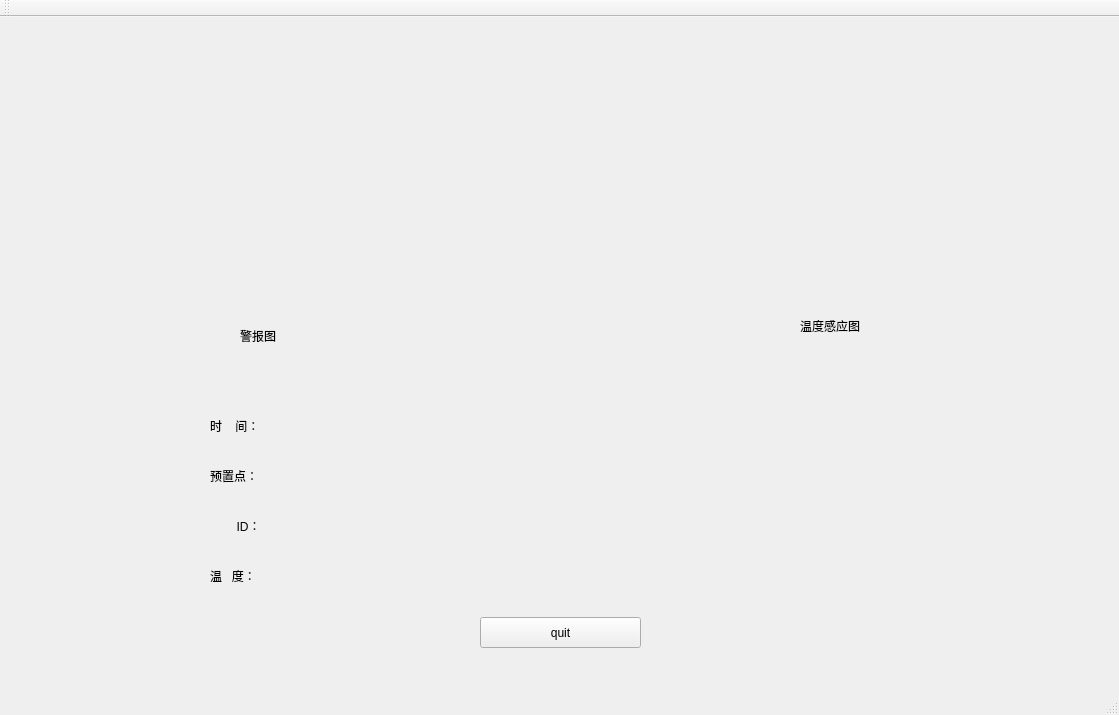
Old version of the form main_window/src/mainwindow.ui in the repository newbie-zju/hk_control_modules.
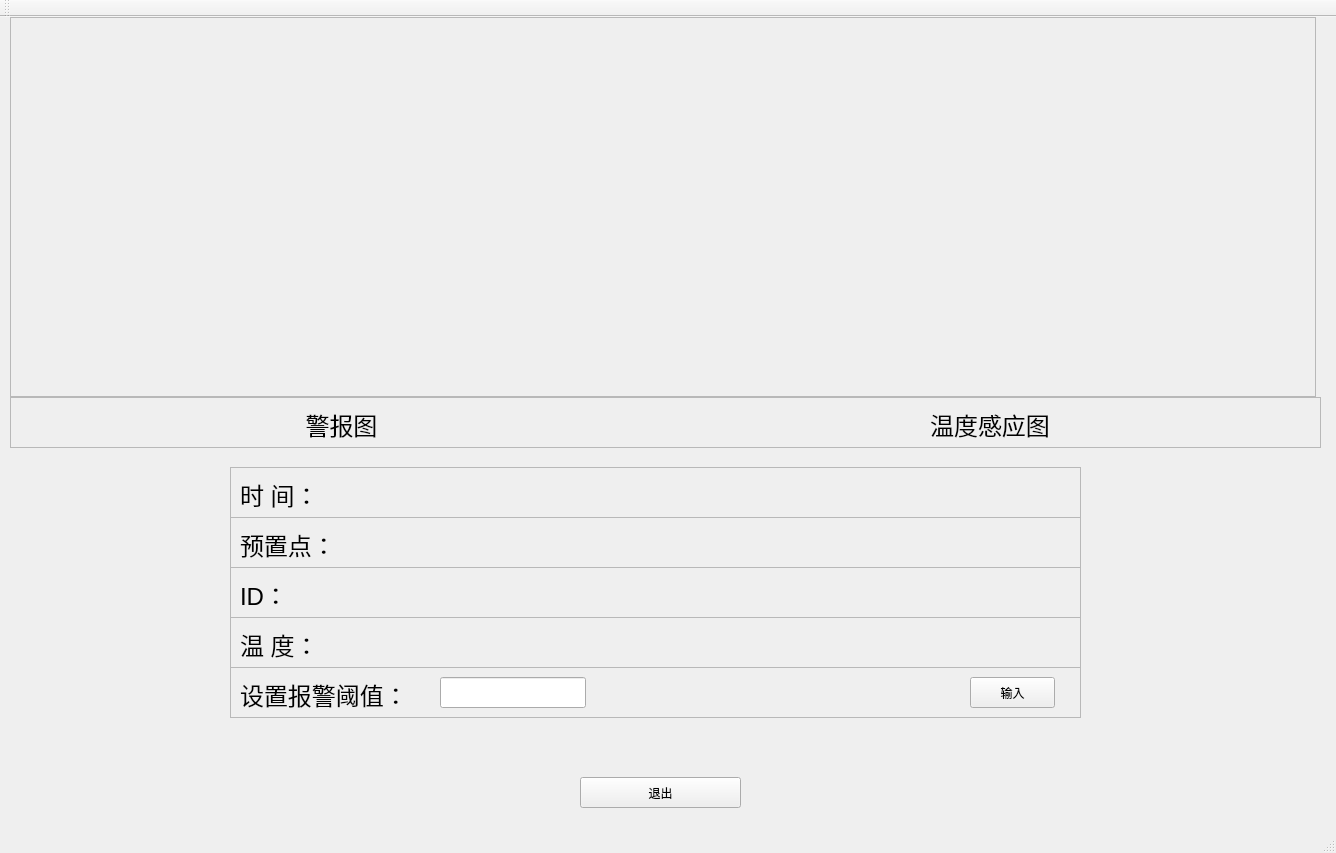
New version of the form.

Patch:
```diff
--- a/main_window/src/mainwindow.ui
+++ b/main_window/src/mainwindow.ui
@@ -6,8 +6,8 @@
    <rect>
     <x>0</x>
     <y>0</y>
-    <width>1119</width>
-    <height>715</height>
+    <width>1336</width>
+    <height>853</height>
    </rect>
   </property>
   <property name="windowTitle">
@@ -17,107 +17,136 @@
    <widget class="QPushButton" name="pushButton">
     <property name="geometry">
      <rect>
-      <x>480</x>
-      <y>600</y>
+      <x>580</x>
+      <y>760</y>
       <width>161</width>
       <height>31</height>
      </rect>
     </property>
     <property name="text">
-     <string>quit</string>
+     <string>退出</string>
     </property>
    </widget>
-   <widget class="QLabel" name="label">
+   <widget class="QFrame" name="frame">
     <property name="geometry">
      <rect>
-      <x>210</x>
-      <y>400</y>
-      <width>67</width>
-      <height>17</height>
+      <x>10</x>
+      <y>0</y>
+      <width>1306</width>
+      <height>380</height>
      </rect>
     </property>
+    <property name="frameShape">
+     <enum>QFrame::StyledPanel</enum>
+    </property>
+    <property name="frameShadow">
+     <enum>QFrame::Raised</enum>
+    </property>
+    <layout class="QHBoxLayout" name="horizontalLayout">
+     <item>
+      <widget class="QLabel" name="label_11">
     <property name="minimumSize">
      <size>
-      <width>67</width>
-      <height>0</height>
-     </size>
-    </property>
+         <width>640</width>
+         <height>360</height>
+        </size>
+       </property>
+       <property name="maximumSize">
+        <size>
+         <width>640</width>
+         <height>360</height>
+        </size>
+       </property>
     <property name="text">
-     <string>时    间：</string>
-    </property>
-   </widget>
-   <widget class="QLabel" name="label_2">
-    <property name="geometry">
-     <rect>
-      <x>210</x>
-      <y>450</y>
-      <width>67</width>
-      <height>17</height>
-     </rect>
-    </property>
+        <string/>
+       </property>
+      </widget>
+     </item>
+     <item>
+      <widget class="QLabel" name="label_12">
+       <property name="minimumSize">
+        <size>
+         <width>640</width>
+         <height>360</height>
+        </size>
+       </property>
+       <property name="maximumSize">
+        <size>
+         <width>640</width>
+         <height>360</height>
+        </size>
+       </property>
     <property name="text">
-     <string>预置点：</string>
-    </property>
-   </widget>
-   <widget class="QLabel" name="label_3">
+        <string/>
+       </property>
+      </widget>
+     </item>
+    </layout>
+   </widget>
+   <widget class="QFrame" name="frame_2">
     <property name="geometry">
      <rect>
-      <x>210</x>
-      <y>500</y>
-      <width>67</width>
-      <height>17</height>
+      <x>10</x>
+      <y>380</y>
+      <width>1311</width>
+      <height>51</height>
      </rect>
     </property>
-    <property name="text">
-     <string>        ID：</string>
+    <property name="frameShape">
+     <enum>QFrame::StyledPanel</enum>
     </property>
-   </widget>
+    <property name="frameShadow">
+     <enum>QFrame::Raised</enum>
+    </property>
    <widget class="QLabel" name="label_4">
     <property name="geometry">
      <rect>
-      <x>240</x>
-      <y>310</y>
-      <width>67</width>
-      <height>17</height>
+       <x>10</x>
+       <y>10</y>
+       <width>643</width>
+       <height>31</height>
      </rect>
     </property>
     <property name="text">
-     <string>警报图</string>
+      <string>&lt;html&gt;&lt;head/&gt;&lt;body&gt;&lt;p align=&quot;center&quot;&gt;&lt;span style=&quot; font-size:18pt;&quot;&gt;警报图&lt;/span&gt;&lt;/p&gt;&lt;/body&gt;&lt;/html&gt;</string>
     </property>
    </widget>
    <widget class="QLabel" name="label_5">
     <property name="geometry">
      <rect>
-      <x>800</x>
-      <y>300</y>
-      <width>111</width>
-      <height>17</height>
+       <x>659</x>
+       <y>10</y>
+       <width>642</width>
+       <height>31</height>
      </rect>
     </property>
     <property name="text">
-     <string>温度感应图</string>
-    </property>
-   </widget>
-   <widget class="QLabel" name="label_6">
+      <string>&lt;html&gt;&lt;head/&gt;&lt;body&gt;&lt;p align=&quot;center&quot;&gt;&lt;span style=&quot; font-size:18pt;&quot;&gt;温度感应图&lt;/span&gt;&lt;/p&gt;&lt;/body&gt;&lt;/html&gt;</string>
+     </property>
+    </widget>
+   </widget>
+   <widget class="QFrame" name="frame_3">
     <property name="geometry">
      <rect>
-      <x>210</x>
-      <y>550</y>
-      <width>67</width>
-      <height>17</height>
+      <x>230</x>
+      <y>450</y>
+      <width>851</width>
+      <height>51</height>
      </rect>
     </property>
-    <property name="text">
-     <string>温   度：</string>
+    <property name="frameShape">
+     <enum>QFrame::StyledPanel</enum>
     </property>
-   </widget>
+    <property name="frameShadow">
+     <enum>QFrame::Raised</enum>
+    </property>
    <widget class="QLabel" name="label_7">
     <property name="geometry">
      <rect>
-      <x>270</x>
-      <y>400</y>
-      <width>681</width>
-      <height>21</height>
+       <x>109</x>
+       <y>10</y>
+       <width>721</width>
+       <height>31</height>
      </rect>
     </property>
     <property name="palette">
@@ -161,95 +190,223 @@
      <string/>
     </property>
    </widget>
+    <widget class="QLabel" name="label">
+     <property name="geometry">
+      <rect>
+       <x>10</x>
+       <y>10</y>
+       <width>71</width>
+       <height>31</height>
+      </rect>
+     </property>
+     <property name="minimumSize">
+      <size>
+       <width>67</width>
+       <height>0</height>
+      </size>
+     </property>
+     <property name="text">
+      <string notr="true">&lt;html&gt;&lt;head/&gt;&lt;body&gt;&lt;p&gt;&lt;span style=&quot; font-size:18pt;&quot;&gt;时    间：&lt;/span&gt;&lt;/p&gt;&lt;/body&gt;&lt;/html&gt;</string>
+     </property>
+     <property name="textFormat">
+      <enum>Qt::RichText</enum>
+     </property>
+     <property name="alignment">
+      <set>Qt::AlignLeading|Qt::AlignLeft|Qt::AlignVCenter</set>
+     </property>
+     <property name="textInteractionFlags">
+      <set>Qt::TextEditable|Qt::TextSelectableByMouse</set>
+     </property>
+    </widget>
+   </widget>
+   <widget class="QFrame" name="frame_5">
+    <property name="geometry">
+     <rect>
+      <x>230</x>
+      <y>500</y>
+      <width>851</width>
+      <height>51</height>
+     </rect>
+    </property>
+    <property name="frameShape">
+     <enum>QFrame::StyledPanel</enum>
+    </property>
+    <property name="frameShadow">
+     <enum>QFrame::Raised</enum>
+    </property>
    <widget class="QLabel" name="label_8">
     <property name="geometry">
      <rect>
-      <x>270</x>
-      <y>450</y>
-      <width>681</width>
-      <height>21</height>
+       <x>109</x>
+       <y>10</y>
+       <width>721</width>
+       <height>31</height>
      </rect>
     </property>
     <property name="text">
      <string/>
     </property>
    </widget>
+    <widget class="QLabel" name="label_2">
+     <property name="geometry">
+      <rect>
+       <x>10</x>
+       <y>10</y>
+       <width>91</width>
+       <height>31</height>
+      </rect>
+     </property>
+     <property name="text">
+      <string>&lt;html&gt;&lt;head/&gt;&lt;body&gt;&lt;p&gt;&lt;span style=&quot; font-size:18pt;&quot;&gt;预置点：&lt;/span&gt;&lt;/p&gt;&lt;/body&gt;&lt;/html&gt;</string>
+     </property>
+    </widget>
+   </widget>
+   <widget class="QFrame" name="frame_6">
+    <property name="geometry">
+     <rect>
+      <x>230</x>
+      <y>550</y>
+      <width>851</width>
+      <height>51</height>
+     </rect>
+    </property>
+    <property name="frameShape">
+     <enum>QFrame::StyledPanel</enum>
+    </property>
+    <property name="frameShadow">
+     <enum>QFrame::Raised</enum>
+    </property>
    <widget class="QLabel" name="label_9">
     <property name="geometry">
      <rect>
-      <x>270</x>
-      <y>500</y>
-      <width>681</width>
-      <height>21</height>
+       <x>109</x>
+       <y>10</y>
+       <width>721</width>
+       <height>31</height>
      </rect>
     </property>
     <property name="text">
      <string/>
+     </property>
+    </widget>
+    <widget class="QLabel" name="label_3">
+     <property name="geometry">
+      <rect>
+       <x>10</x>
+       <y>10</y>
+       <width>51</width>
+       <height>31</height>
+      </rect>
+     </property>
+     <property name="text">
+      <string>&lt;html&gt;&lt;head/&gt;&lt;body&gt;&lt;p&gt;&lt;span style=&quot; font-size:18pt;&quot;&gt;        ID：&lt;/span&gt;&lt;/p&gt;&lt;/body&gt;&lt;/html&gt;</string>
+     </property>
+    </widget>
+   </widget>
+   <widget class="QFrame" name="frame_7">
+    <property name="geometry">
+     <rect>
+      <x>230</x>
+      <y>600</y>
+      <width>851</width>
+      <height>51</height>
+     </rect>
+    </property>
+    <property name="frameShape">
+     <enum>QFrame::StyledPanel</enum>
+    </property>
+    <property name="frameShadow">
+     <enum>QFrame::Raised</enum>
+    </property>
+    <widget class="QLabel" name="label_6">
+     <property name="geometry">
+      <rect>
+       <x>10</x>
+       <y>10</y>
+       <width>71</width>
+       <height>31</height>
+      </rect>
+     </property>
+     <property name="text">
+      <string>&lt;html&gt;&lt;head/&gt;&lt;body&gt;&lt;p&gt;&lt;span style=&quot; font-size:18pt;&quot;&gt;温 度：&lt;/span&gt;&lt;/p&gt;&lt;/body&gt;&lt;/html&gt;</string>
     </property>
    </widget>
    <widget class="QLabel" name="label_10">
     <property name="geometry">
      <rect>
-      <x>270</x>
-      <y>550</y>
-      <width>681</width>
-      <height>21</height>
+       <x>109</x>
+       <y>10</y>
+       <width>721</width>
+       <height>31</height>
      </rect>
     </property>
     <property name="text">
      <string/>
     </property>
    </widget>
-   <widget class="QLabel" name="label_11">
+   </widget>
+   <widget class="QFrame" name="frame_4">
     <property name="geometry">
      <rect>
-      <x>30</x>
-      <y>10</y>
-      <width>480</width>
-      <height>270</height>
+      <x>230</x>
+      <y>650</y>
+      <width>851</width>
+      <height>51</height>
      </rect>
     </property>
-    <property name="minimumSize">
-     <size>
-      <width>480</width>
-      <height>270</height>
-     </size>
+    <property name="frameShape">
+     <enum>QFrame::StyledPanel</enum>
     </property>
-    <property name="maximumSize">
-     <size>
-      <width>480</width>
-      <height>270</height>
-     </size>
+    <property name="frameShadow">
+     <enum>QFrame::Raised</enum>
     </property>
-    <property name="text">
-     <string/>
-    </property>
-   </widget>
-   <widget class="QLabel" name="label_12">
+    <widget class="QLineEdit" name="lineEdit">
+     <property name="geometry">
+      <rect>
+       <x>210</x>
+       <y>10</y>
+       <width>146</width>
+       <height>31</height>
+      </rect>
+     </property>
+    </widget>
+    <widget class="QLabel" name="label_13">
     <property name="geometry">
      <rect>
-      <x>600</x>
+       <x>10</x>
       <y>10</y>
-      <width>480</width>
-      <height>270</height>
-     </rect>
-    </property>
-    <property name="minimumSize">
-     <size>
-      <width>480</width>
-      <height>270</height>
-     </size>
-    </property>
-    <property name="maximumSize">
-     <size>
-      <width>480</width>
-      <height>270</height>
-     </size>
+       <width>171</width>
+       <height>31</height>
+      </rect>
+     </property>
+     <property name="text">
+      <string>&lt;html&gt;&lt;head/&gt;&lt;body&gt;&lt;p&gt;&lt;span style=&quot; font-size:18pt;&quot;&gt;设置报警阈值：&lt;/span&gt;&lt;/p&gt;&lt;/body&gt;&lt;/html&gt;</string>
+     </property>
+    </widget>
+    <widget class="QPushButton" name="pushButton_2">
+     <property name="geometry">
+      <rect>
+       <x>740</x>
+       <y>10</y>
+       <width>85</width>
+       <height>31</height>
+      </rect>
     </property>
     <property name="text">
-     <string/>
-    </property>
-   </widget>
+      <string>输入</string>
+     </property>
+    </widget>
+   </widget>
+   <zorder>pushButton</zorder>
+   <zorder>frame</zorder>
+   <zorder>frame_2</zorder>
+   <zorder>label_5</zorder>
+   <zorder>label_12</zorder>
+   <zorder>frame_3</zorder>
+   <zorder>frame_5</zorder>
+   <zorder>frame_6</zorder>
+   <zorder>frame_7</zorder>
+   <zorder>frame_4</zorder>
   </widget>
   <widget class="QMenuBar" name="menuBar">
    <property name="geometry">
```
Left out of the diff: 2 changed lines with no effect on the pictures. Lines whose indentation alone changed are shown as unchanged.
